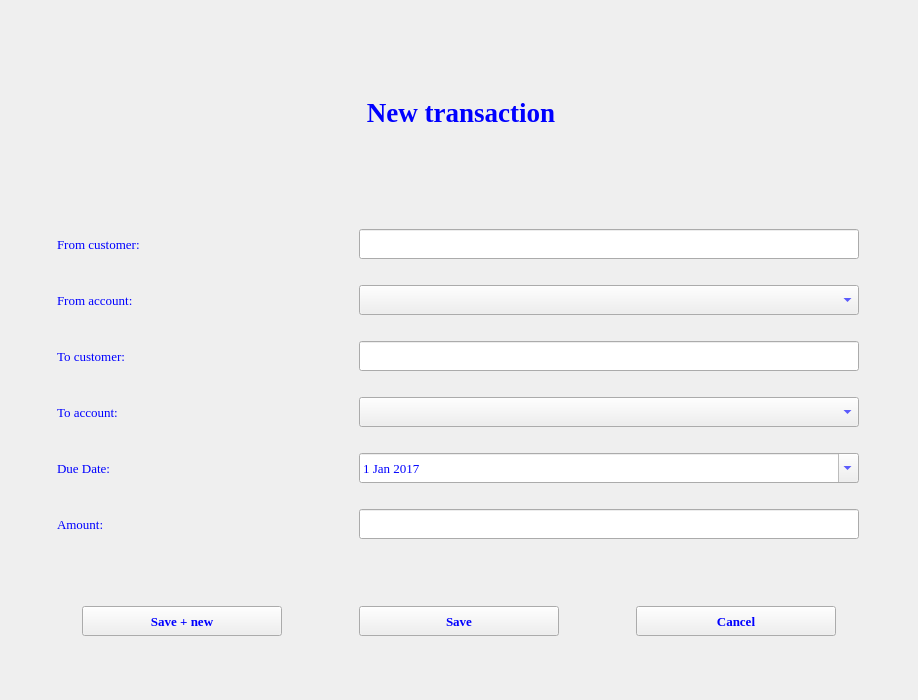
Before: the Qt Designer form transactiondetails.ui in jonathansaetre/BankSystem, drawn with Qt 5.
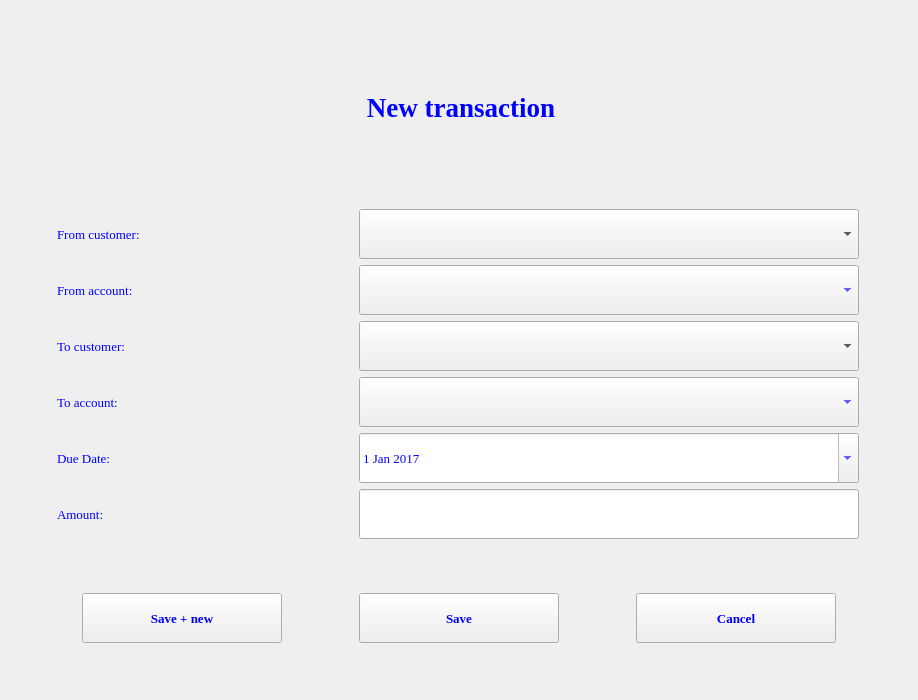
After: the same form once the commit is applied.

Patch:
```diff
--- a/transactiondetails.ui
+++ b/transactiondetails.ui
@@ -126,13 +126,13 @@
        <property name="minimumSize">
         <size>
          <width>500</width>
-         <height>30</height>
+         <height>50</height>
         </size>
        </property>
        <property name="maximumSize">
         <size>
          <width>500</width>
-         <height>30</height>
+         <height>50</height>
         </size>
        </property>
        <property name="font">
@@ -176,40 +176,6 @@
        </property>
       </widget>
      </item>
-     <item row="2" column="1">
-      <widget class="QLineEdit" name="leToCust">
-       <property name="minimumSize">
-        <size>
-         <width>500</width>
-         <height>30</height>
-        </size>
-       </property>
-       <property name="maximumSize">
-        <size>
-         <width>500</width>
-         <height>30</height>
-        </size>
-       </property>
-       <property name="font">
-        <font>
-         <family>Times New Roman</family>
-         <pointsize>10</pointsize>
-        </font>
-       </property>
-       <property name="styleSheet">
-        <string notr="true">color:blue</string>
-       </property>
-       <property name="text">
-        <string/>
-       </property>
-       <property name="maxLength">
-        <number>40</number>
-       </property>
-       <property name="placeholderText">
-        <string/>
-       </property>
-      </widget>
-     </item>
      <item row="3" column="0">
       <widget class="QLabel" name="lbToAcc">
        <property name="minimumSize">
@@ -240,31 +206,6 @@
        </property>
       </widget>
      </item>
-     <item row="3" column="1">
-      <widget class="QComboBox" name="cbToAcc">
-       <property name="minimumSize">
-        <size>
-         <width>500</width>
-         <height>30</height>
-        </size>
-       </property>
-       <property name="maximumSize">
-        <size>
-         <width>500</width>
-         <height>30</height>
-        </size>
-       </property>
-       <property name="font">
-        <font>
-         <family>Times New Roman</family>
-         <pointsize>10</pointsize>
-        </font>
-       </property>
-       <property name="styleSheet">
-        <string notr="true">color:blue</string>
-       </property>
-      </widget>
-     </item>
      <item row="4" column="0">
       <widget class="QLabel" name="lbDate">
        <property name="minimumSize">
@@ -300,13 +241,13 @@
        <property name="minimumSize">
         <size>
          <width>500</width>
-         <height>30</height>
+         <height>50</height>
         </size>
        </property>
        <property name="maximumSize">
         <size>
          <width>500</width>
-         <height>30</height>
+         <height>50</height>
         </size>
        </property>
        <property name="font">
@@ -379,13 +320,13 @@
        <property name="minimumSize">
         <size>
          <width>500</width>
-         <height>30</height>
+         <height>50</height>
         </size>
        </property>
        <property name="maximumSize">
         <size>
          <width>500</width>
-         <height>30</height>
+         <height>50</height>
         </size>
        </property>
        <property name="font">
@@ -399,18 +340,59 @@
        </property>
       </widget>
      </item>
+     <item row="3" column="1">
+      <widget class="QComboBox" name="cbToAcc">
+       <property name="minimumSize">
+        <size>
+         <width>500</width>
+         <height>50</height>
+        </size>
+       </property>
+       <property name="maximumSize">
+        <size>
+         <width>500</width>
+         <height>50</height>
+        </size>
+       </property>
+       <property name="font">
+        <font>
+         <family>Times New Roman</family>
+         <pointsize>10</pointsize>
+        </font>
+       </property>
+       <property name="styleSheet">
+        <string notr="true">color:blue</string>
+       </property>
+      </widget>
+     </item>
+     <item row="2" column="1">
+      <widget class="QComboBox" name="cbToCust">
+       <property name="minimumSize">
+        <size>
+         <width>500</width>
+         <height>50</height>
+        </size>
+       </property>
+       <property name="maximumSize">
+        <size>
+         <width>500</width>
+         <height>50</height>
+        </size>
+       </property>
+      </widget>
+     </item>
      <item row="0" column="1">
-      <widget class="QLineEdit" name="leFromCust">
+      <widget class="QComboBox" name="cbFromCust">
        <property name="minimumSize">
         <size>
          <width>500</width>
-         <height>30</height>
+         <height>50</height>
         </size>
        </property>
        <property name="maximumSize">
         <size>
          <width>500</width>
-         <height>30</height>
+         <height>50</height>
         </size>
        </property>
       </widget>
@@ -424,13 +406,13 @@
        <property name="minimumSize">
         <size>
          <width>200</width>
-         <height>30</height>
+         <height>50</height>
         </size>
        </property>
        <property name="maximumSize">
         <size>
          <width>200</width>
-         <height>30</height>
+         <height>45</height>
         </size>
        </property>
        <property name="font">
@@ -454,13 +436,13 @@
        <property name="minimumSize">
         <size>
          <width>200</width>
-         <height>30</height>
+         <height>50</height>
         </size>
        </property>
        <property name="maximumSize">
         <size>
          <width>200</width>
-         <height>30</height>
+         <height>45</height>
         </size>
        </property>
        <property name="font">
@@ -484,13 +466,13 @@
        <property name="minimumSize">
         <size>
          <width>200</width>
-         <height>30</height>
+         <height>50</height>
         </size>
        </property>
        <property name="maximumSize">
         <size>
          <width>200</width>
-         <height>30</height>
+         <height>45</height>
         </size>
        </property>
        <property name="font">
```
Left out of the diff: 2 changed lines with no effect on the pictures.
